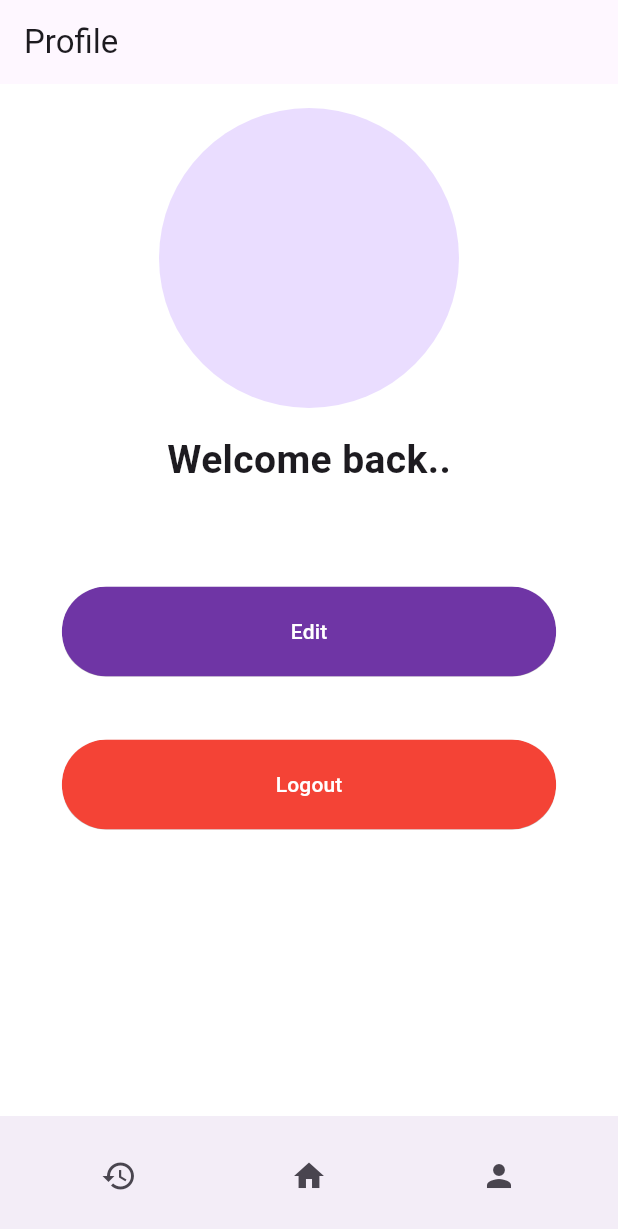
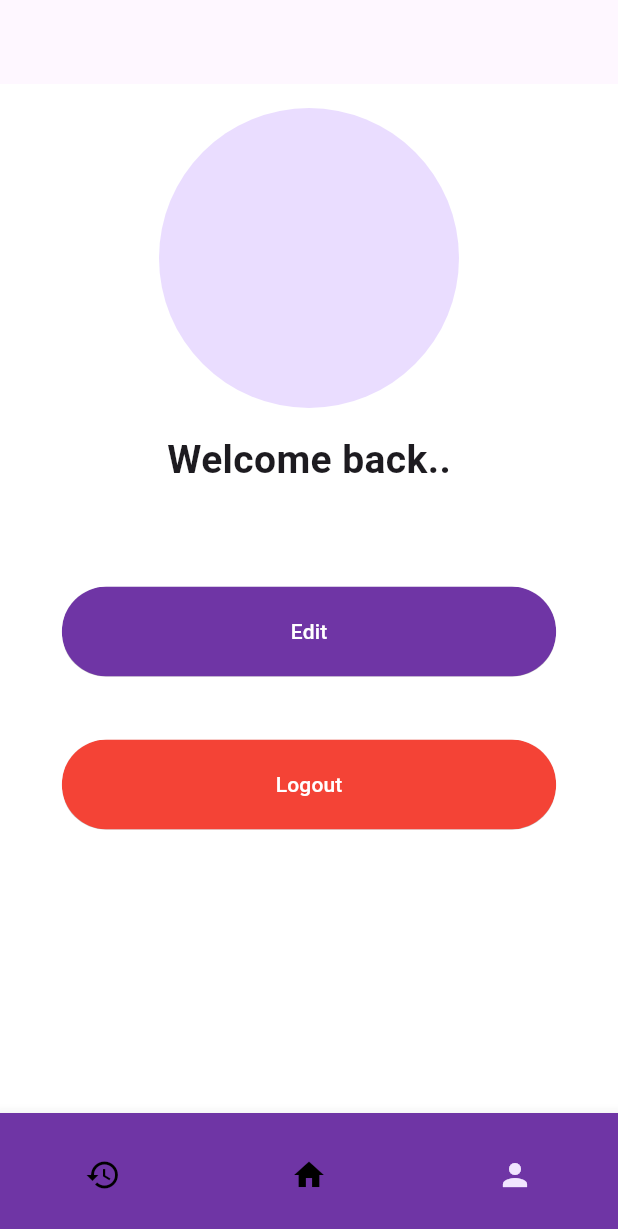
Before and after one commit to kasinathan28/Skin-cancer-detection, a Flutter app: the HomePage screen opened directly, item 3 of the bottom bar chosen, on a phone screen of 412 x 824 dp. Shown: the top 1229 px of the screen. Run offline on Flutter 3.47's test engine with Material 3 defaults, Android fonts, the phone set to English and light mode, and no system bars; drawn by our look-alikes of animated_bottom_navigation_bar; our stand-ins replace firebase_auth, firebase_core, flutter_svg; accounts and stored records are empty.

Commit message:
Second Commit

```diff
--- /dev/null
+++ b/my_app/lib/components/BottomNavigationBar.dart
@@ -0,0 +1,63 @@
+import 'package:flutter/material.dart';
+import 'package:animated_bottom_navigation_bar/animated_bottom_navigation_bar.dart';
+import 'package:my_app/constant.dart';
+import 'package:my_app/screens/Home/components/body.dart';
+import 'package:my_app/screens/PreviosData/PreviosData.dart';
+import 'package:my_app/screens/Profile/profile.dart';
+
+class BottomNavigationBar1 extends StatefulWidget {
+  const BottomNavigationBar1({Key? key}) : super(key: key);
+
+  @override
+  _BottomNavigationBar1State createState() => _BottomNavigationBar1State();
+}
+
+class _BottomNavigationBar1State extends State<BottomNavigationBar1> {
+  int _currentIndex = 0;
+  final PageController _pageController = PageController();
+
+  final List<IconData> _icons = [
+    Icons.history,
+    Icons.home,
+    Icons.person,
+  ];
+
+  @override
+  Widget build(BuildContext context) {
+    return Scaffold(
+      body: PageView(
+        controller: _pageController,
+        physics: NeverScrollableScrollPhysics(),
+        children: [
+          PreviousData(),
+          Body(),
+          Profile(),
+        ],
+        onPageChanged: (index) {
+          setState(() {
+            _currentIndex = index;
+          });
+        },
+      ),
+      bottomNavigationBar: AnimatedBottomNavigationBar(
+        icons: _icons,
+        activeIndex: _currentIndex,
+        gapLocation: GapLocation.none,
+        notchSmoothness: NotchSmoothness.softEdge,
+        height: 82,
+        leftCornerRadius: 40,
+        rightCornerRadius: 40,
+        onTap: (index) {
+          setState(() {
+            _currentIndex = index;
+            _pageController.jumpToPage(index);
+          });
+        },
+        backgroundColor: kPrimaryColor,
+        activeColor: kPrimaryLightColor,
+        splashColor: Color.fromARGB(0, 144, 239, 86),
+        splashRadius: 40,
+      ),
+    );
+  }
+}
--- a/my_app/lib/components/BottomNavogationBar.dart
+++ /dev/null
@@ -1,49 +0,0 @@
-import 'package:flutter/material.dart';
-import 'package:my_app/screens/Home/homepage.dart';
-import 'package:my_app/screens/PreviosData/PreviosData.dart';
-import 'package:my_app/screens/Profile/profile.dart';
-
-class BottomNavigatinBar extends StatelessWidget {
-  const BottomNavigatinBar({
-    Key? key,
-  }) : super(key: key);
-
-  @override
-  Widget build(BuildContext context) {
-    return BottomAppBar(
-      shape: CircularNotchedRectangle(),
-      child: Row(
-        mainAxisAlignment: MainAxisAlignment.spaceAround,
-        children: [
-          IconButton(
-            icon: Icon(Icons.history),
-            onPressed: () {
-              Navigator.pushReplacement(context,
-                  MaterialPageRoute(builder: (context) {
-                return PreviousData();
-              }));
-            },
-          ),
-          IconButton(
-            icon: Icon(Icons.home),
-            onPressed: () {
-              Navigator.pushReplacement(context,
-                  MaterialPageRoute(builder: (context) {
-                return HomePage();
-              }));
-            },
-          ),
-          IconButton(
-            icon: Icon(Icons.person),
-            onPressed: () {
-              Navigator.pushReplacement(context,
-                  MaterialPageRoute(builder: (context) {
-                return Profile();
-              }));
-            },
-          ),
-        ],
-      ),
-    );
-  }
-}
--- a/my_app/lib/screens/Home/components/body.dart
+++ b/my_app/lib/screens/Home/components/body.dart
@@ -3,6 +3,7 @@ import 'package:my_app/components/CustomAppBar.dart';
 import 'package:my_app/components/image_card.dart';
 import 'package:my_app/screens/Home/components/home_content.dart';
 import 'package:my_app/screens/Home/components/homeimage.dart';
+// import 'package:my_app/screens/Home/components/mainpage.dart';
 
 class Body extends StatelessWidget {
   @override
--- a/my_app/lib/screens/Home/components/home_content.dart
+++ b/my_app/lib/screens/Home/components/home_content.dart
@@ -10,7 +10,7 @@ class HomeContent extends StatelessWidget {
   @override
   Widget build(BuildContext context) {
     return Positioned(
-      top: 520,
+      top: 450,
       child: Column(
         crossAxisAlignment: CrossAxisAlignment.center,
         children: [
--- /dev/null
+++ b/my_app/lib/screens/Home/components/mainpage.dart
@@ -0,0 +1,11 @@
+import 'package:flutter/material.dart';
+import 'package:my_app/components/BottomNavigationBar.dart';
+
+class MainPage extends StatelessWidget {
+  @override
+  Widget build(BuildContext context) {
+    return Scaffold(
+      bottomNavigationBar: BottomNavigationBar1(),
+    );
+  }
+}
--- a/my_app/lib/screens/Home/homepage.dart
+++ b/my_app/lib/screens/Home/homepage.dart
@@ -1,13 +1,13 @@
 import 'package:flutter/material.dart';
-import 'package:my_app/components/BottomNavogationBar.dart';
-import 'package:my_app/screens/Home/components/body.dart';
+import 'package:my_app/screens/Home/components/mainpage.dart';
+// import 'package:my_app/components/BottomNavigationBar.dart';
 
 class HomePage extends StatelessWidget {
   @override
   Widget build(BuildContext context) {
-     return Scaffold(
-      body: Body(),
-      bottomNavigationBar: BottomNavigatinBar(),
+    return Scaffold(
+      body: MainPage(),
+      // bottomNavigationBar: BottomNavigationBar1(),
     );
+  }
 }
-}
--- a/my_app/lib/screens/PreviosData/PreviosData.dart
+++ b/my_app/lib/screens/PreviosData/PreviosData.dart
@@ -1,12 +1,11 @@
 import 'package:flutter/material.dart';
-import 'package:my_app/components/BottomNavogationBar.dart';
 
 class PreviousData extends StatelessWidget {
   @override
   Widget build(BuildContext context) {
     return Scaffold(
       appBar: AppBar(
-        title: Text("Previous Data"),
+        // title: Text("Previous Data"),
         automaticallyImplyLeading: false,
       ),
       body: Center(
@@ -15,7 +14,6 @@ class PreviousData extends StatelessWidget {
           style: TextStyle(fontSize: 20),
         ),
       ),
-      bottomNavigationBar: BottomNavigatinBar(),
     );
   }
 }
--- a/my_app/lib/screens/Profile/components/body.dart
+++ b/my_app/lib/screens/Profile/components/body.dart
@@ -10,7 +10,6 @@ class Body extends StatelessWidget {
   Widget build(BuildContext context) {
     return Scaffold(
       appBar: AppBar(
-        title: Text("Profile"),
         automaticallyImplyLeading: false,
       ),
       body: Center(
--- a/my_app/lib/screens/Profile/profile.dart
+++ b/my_app/lib/screens/Profile/profile.dart
@@ -1,5 +1,4 @@
 import "package:flutter/material.dart";
-import 'package:my_app/components/BottomNavogationBar.dart';
 import 'package:my_app/screens/Profile/components/body.dart';
 
 class Profile extends StatelessWidget {
@@ -7,7 +6,6 @@ class Profile extends StatelessWidget {
   Widget build(BuildContext context) {
     return Scaffold(
       body: Body(),
-      bottomNavigationBar: BottomNavigatinBar(),
     );
   }
 }
--- a/my_app/lib/screens/welcome/welcome_page.dart
+++ b/my_app/lib/screens/welcome/welcome_page.dart
@@ -8,6 +8,7 @@ class WelcomePage extends StatelessWidget {
 
   @override
   Widget build(BuildContext context) {
+
     return Scaffold(
       appBar: AppBar(
         title: Text('Welcome Page'),
--- a/my_app/pubspec.yaml
+++ b/my_app/pubspec.yaml
@@ -31,6 +31,7 @@ environment:
 dependencies:
   flutter:
     sdk: flutter
+
   # Add other dependencies as needed
 
 
@@ -42,8 +43,9 @@ dependencies:
   firebase_core: ^2.24.2
   http: ^1.1.2
   firebase_auth: ^4.15.3
-  # cloud_firebase: ^4.2.0
+  animated_notch_bottom_bar: ^1.0.1
   firebase_database: ^10.3.8
+  animated_bottom_navigation_bar: ^1.3.0
 
 
 #  shared code
```
Also changed, not shown: my_app/lib/components/CustomAppBar.dart (+0 -22 lines), my_app/lib/components/image_card.dart (+3 -7 lines), my_app/pubspec.lock.
